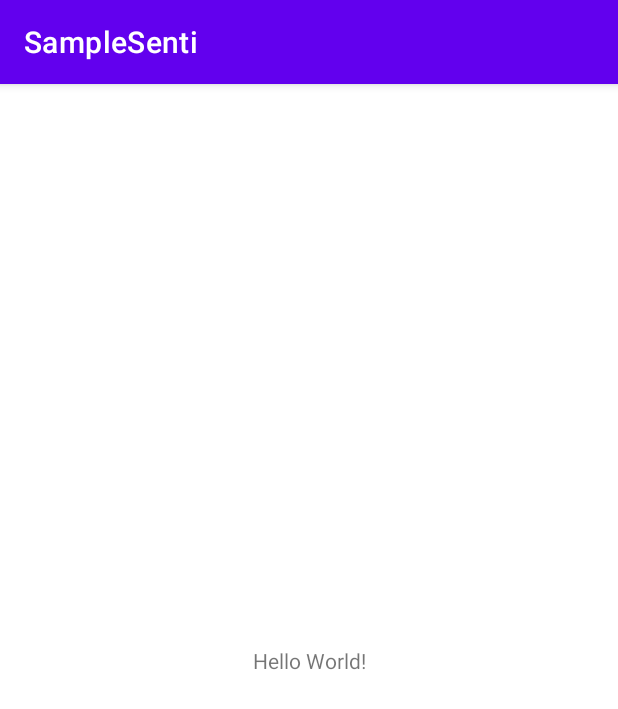
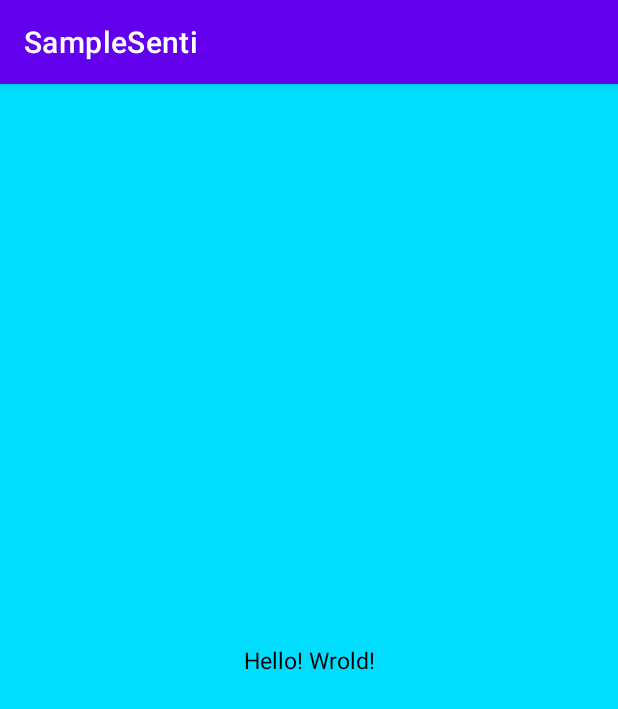
Before and after one commit to plitche/Android_Prac, an Android app: the screen it shows after launch (MainActivity), on a phone screen of 412 x 824 dp. Shown: the top 709 px of the screen. Run offline under Robolectric (Android 15) with nearby library versions, the phone set to English and light mode, and no system bars.

Commit message:
2. 앱으로 용돈벌기 첫걸음, 헬로 월드 만들기

```diff
--- a/SampleSenti/app/src/main/res/layout/activity_main.xml
+++ b/SampleSenti/app/src/main/res/layout/activity_main.xml
@@ -1,4 +1,20 @@
 <?xml version="1.0" encoding="utf-8"?>
+<LinearLayout
+    xmlns:android="http://schemas.android.com/apk/res/android"
+    android:layout_height="match_parent"
+    android:layout_width="match_parent">
+    <TextView
+        android:layout_width="match_parent"
+        android:layout_height="match_parent"
+        android:text="Hello! Wrold!"
+        android:background="@android:color/holo_blue_bright"
+        android:layout_gravity="left|bottom"
+        android:gravity="center"
+        android:textSize="15sp"
+        android:textColor="@android:color/black"/>
+</LinearLayout>
+
+<!--
 <androidx.constraintlayout.widget.ConstraintLayout xmlns:android="http://schemas.android.com/apk/res/android"
     xmlns:app="http://schemas.android.com/apk/res-auto"
     xmlns:tools="http://schemas.android.com/tools"
@@ -16,3 +32,4 @@
         app:layout_constraintTop_toTopOf="parent" />
 
 </androidx.constraintlayout.widget.ConstraintLayout>
+-->
```
